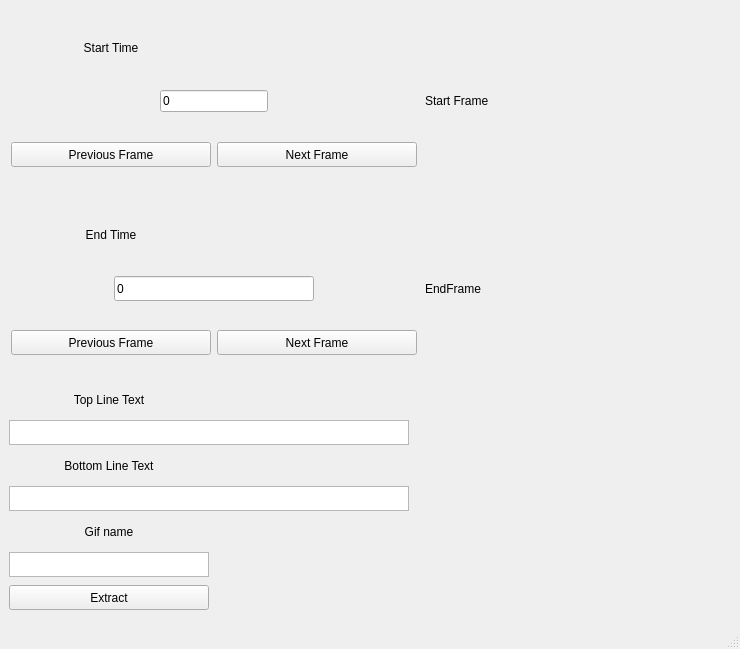
Old version of the form mainwindow.ui in the repository BigFatFlo/gif_extractor.
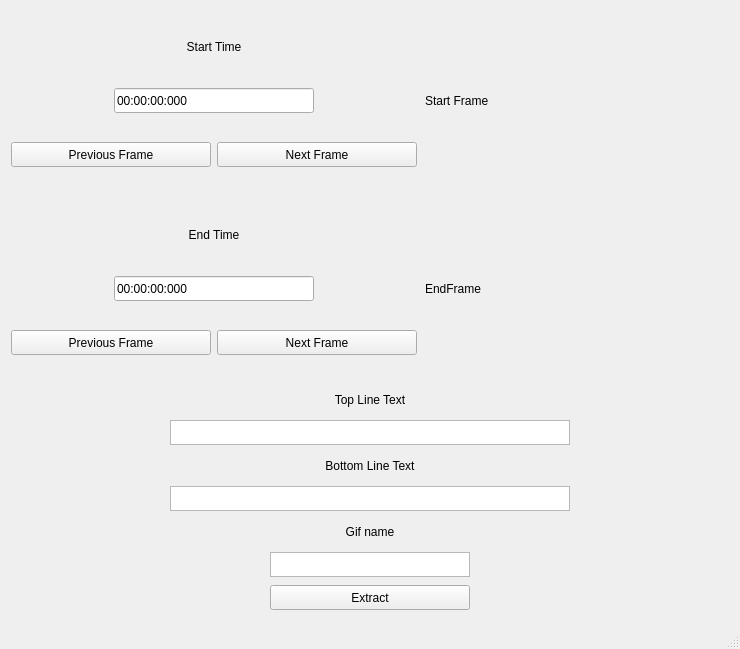
New version of the form.

```diff
--- a/mainwindow.ui
+++ b/mainwindow.ui
@@ -19,7 +19,7 @@
      <layout class="QHBoxLayout" name="startFrameLayout">
       <item>
        <layout class="QVBoxLayout" name="startTimeLayout">
-        <item>
+        <item alignment="Qt::AlignHCenter">
          <widget class="QLabel" name="startTimeLabel">
           <property name="minimumSize">
            <size>
@@ -43,8 +43,20 @@
         </item>
         <item alignment="Qt::AlignHCenter">
          <widget class="QLineEdit" name="startTimeLineEdit">
+          <property name="minimumSize">
+           <size>
+            <width>200</width>
+            <height>25</height>
+           </size>
+          </property>
+          <property name="maximumSize">
+           <size>
+            <width>200</width>
+            <height>25</height>
+           </size>
+          </property>
           <property name="text">
-           <string>0</string>
+           <string>00:00:00:000</string>
           </property>
          </widget>
         </item>
@@ -117,7 +129,7 @@
      <layout class="QHBoxLayout" name="endFrameLayout">
       <item>
        <layout class="QVBoxLayout" name="endTimeLayout">
-        <item>
+        <item alignment="Qt::AlignHCenter">
          <widget class="QLabel" name="endTimeLabel">
           <property name="minimumSize">
            <size>
@@ -154,7 +166,7 @@
            </size>
           </property>
           <property name="text">
-           <string>0</string>
+           <string>00:00:00:000</string>
           </property>
          </widget>
         </item>
@@ -223,7 +235,7 @@
       </item>
      </layout>
     </item>
-    <item>
+    <item alignment="Qt::AlignHCenter">
      <widget class="QLabel" name="topLineTextLabel">
       <property name="minimumSize">
        <size>
@@ -245,7 +257,7 @@
       </property>
      </widget>
     </item>
-    <item>
+    <item alignment="Qt::AlignHCenter">
      <widget class="QTextEdit" name="topLineTextEdit">
       <property name="minimumSize">
        <size>
@@ -264,7 +276,7 @@
       </property>
      </widget>
     </item>
-    <item>
+    <item alignment="Qt::AlignHCenter">
      <widget class="QLabel" name="bottomLineTextLabel">
       <property name="minimumSize">
        <size>
@@ -286,7 +298,7 @@
       </property>
      </widget>
     </item>
-    <item>
+    <item alignment="Qt::AlignHCenter">
      <widget class="QTextEdit" name="bottomLineTextEdit">
       <property name="minimumSize">
        <size>
@@ -305,7 +317,7 @@
       </property>
      </widget>
     </item>
-    <item>
+    <item alignment="Qt::AlignHCenter">
      <widget class="QLabel" name="gifNameLabel">
       <property name="minimumSize">
        <size>
@@ -327,7 +339,7 @@
       </property>
      </widget>
     </item>
-    <item>
+    <item alignment="Qt::AlignHCenter">
      <widget class="QTextEdit" name="gifNameTextEdit">
       <property name="minimumSize">
        <size>
@@ -346,7 +358,7 @@
       </property>
      </widget>
     </item>
-    <item>
+    <item alignment="Qt::AlignHCenter">
      <widget class="QPushButton" name="extractButton">
       <property name="minimumSize">
        <size>
```
